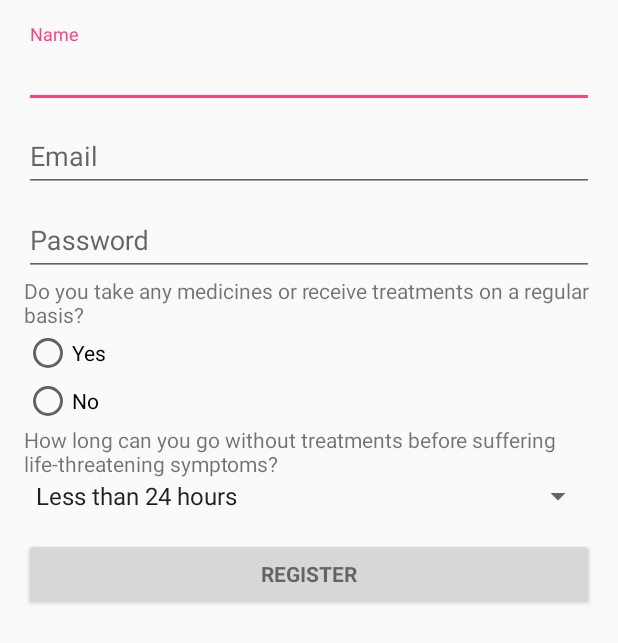
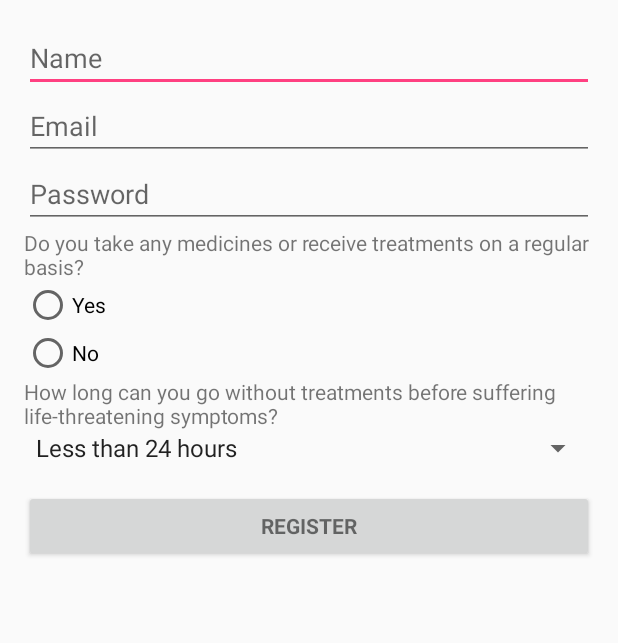
Before and after one commit to markwilmes/BADASS, an Android app: the layout activity_create_account.xml on its own in the app's theme, with its tools: preview values and no code run, on a phone screen of 412 x 824 dp. Shown: the top 643 px of the screen. Run offline under Robolectric (Android 15) with nearby library versions, the phone set to English and light mode, and no system bars.

Commit message:
First linking steps
Preliminary linking b/w pages

```diff
--- a/app/src/main/AndroidManifest.xml
+++ b/app/src/main/AndroidManifest.xml
@@ -18,6 +18,7 @@
             </intent-filter>
         </activity>
         <activity android:name=".LoginPage"></activity>
+        <activity android:name=".AccountCreationPage"></activity>
     </application>
 
 </manifest>
--- a/app/src/main/java/com/teambadass/csci3308/badass/MainActivity.java
+++ b/app/src/main/java/com/teambadass/csci3308/badass/MainActivity.java
@@ -1,9 +1,11 @@
 package com.teambadass.csci3308.badass;
 
 import android.content.Context;
+import android.content.Intent;
 import android.location.LocationManager;
 import android.os.Bundle;
 import android.support.v7.app.AppCompatActivity;
+import android.view.View;
 import android.widget.TextView;
 
 public class MainActivity extends AppCompatActivity {
@@ -14,5 +16,8 @@ public class MainActivity extends AppCompatActivity {
         TextView text = (TextView) findViewById(R.id.display);
         super.onCreate(savedInstanceState);
         setContentView(R.layout.activity_main);
+        Intent intent = new Intent(this, LoginPage.class);
+        startActivity(intent);
     }
+
 }
--- a/app/src/main/res/layout/activity_create_account.xml
+++ b/app/src/main/res/layout/activity_create_account.xml
@@ -31,9 +31,7 @@
             android:layout_height="wrap_content"
             android:orientation="vertical">
 
-            <android.support.design.widget.TextInputLayout
-                android:layout_width="match_parent"
-                android:layout_height="wrap_content">
+
 
                 <EditText
                     android:id="@+id/editText"
@@ -43,11 +41,7 @@
                     android:ems="10"
                     android:inputType="textPersonName" />
 
-            </android.support.design.widget.TextInputLayout>
 
-            <android.support.design.widget.TextInputLayout
-                android:layout_width="match_parent"
-                android:layout_height="wrap_content">
 
                 <AutoCompleteTextView
                     android:id="@+id/email"
@@ -58,11 +52,7 @@
                     android:maxLines="1"
                     android:singleLine="true" />
 
-            </android.support.design.widget.TextInputLayout>
 
-            <android.support.design.widget.TextInputLayout
-                android:layout_width="match_parent"
-                android:layout_height="wrap_content">
 
                 <EditText
                     android:id="@+id/password"
@@ -77,7 +67,6 @@
                     android:singleLine="true" />
 
 
-            </android.support.design.widget.TextInputLayout>
 
             <RadioGroup
                 android:layout_width="match_parent"
```
Also changed, not shown: app/src/main/java/com/teambadass/csci3308/badass/AccountCreationPage.java (+5 -5 lines), app/src/main/java/com/teambadass/csci3308/badass/LoginActivity.java (+12 -1 lines).
